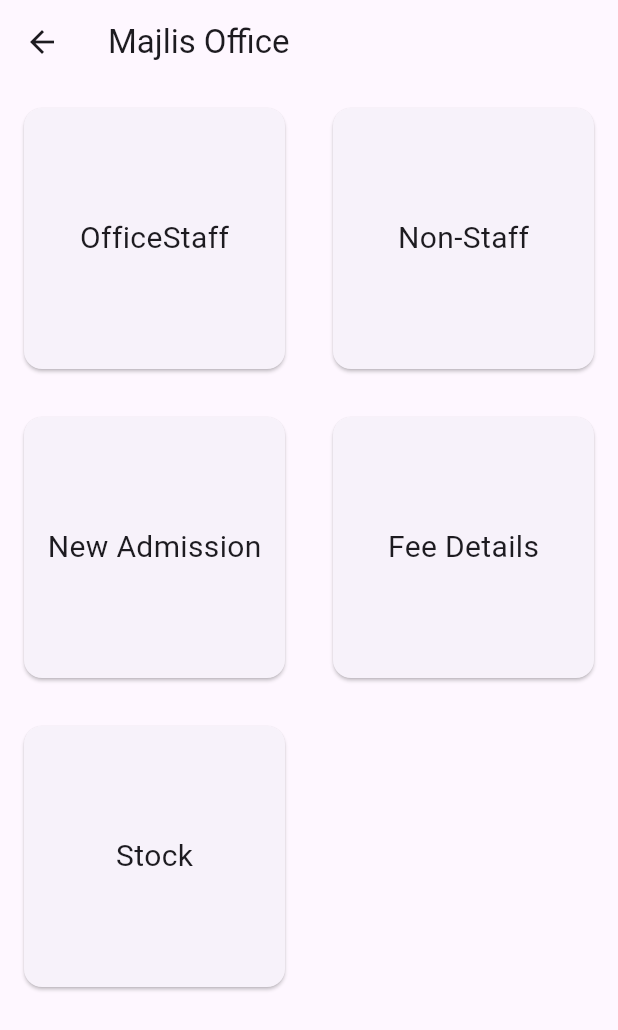
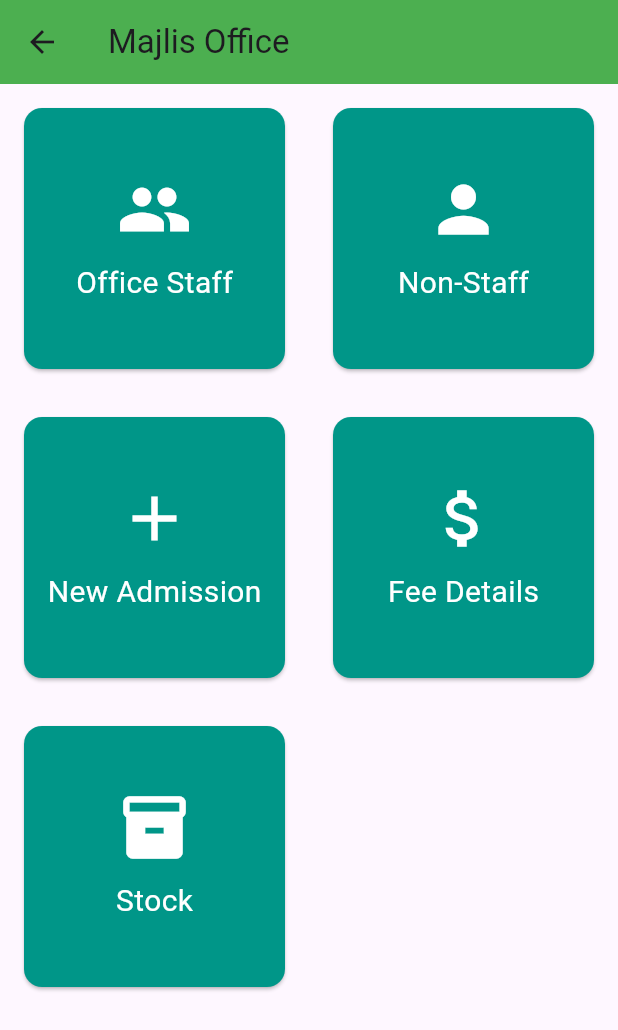
Before and after one commit to jezzyll/MajlisGramm-COPY, a Flutter app: the OfficeHomePage screen opened directly, on a phone screen of 412 x 824 dp. Shown: the top 1030 px of the screen. Run offline on Flutter 3.47's test engine with Material 3 defaults, Android fonts, the phone set to English and light mode, and no system bars; our stand-ins replace carousel_slider, cloud_firestore, firebase_auth, firebase_core, firebase_storage, image_picker and 1 more; accounts and stored records are empty; network calls fail.

Commit message:
office Ui

```diff
--- a/lib/Offiice/office_Home.dart
+++ b/lib/Offiice/office_Home.dart
@@ -10,37 +10,46 @@ class OfficeHomePage extends StatelessWidget {
     return Scaffold(
       appBar: AppBar(
         title: Text('Majlis Office'),
+        backgroundColor: Colors.green,
       ),
 
       body: GridView.count(
         crossAxisCount: 2,
         children: [
-
-          _buildCard(context, 'OfficeStaff', '/officestaff'),
-          _buildCard(context, 'Non-Staff', '/nonStaff'),
-          _buildCard(context, 'New Admission', '/newAdmission'),
-          _buildCard(context, 'Fee Details', '/feeDetails'),
-          _buildCard(context, 'Stock', '/stock'),
+          _buildCard(context, 'Office Staff', Icons.people, '/officestaff', Colors.teal),
+          _buildCard(context, 'Non-Staff', Icons.person, '/nonStaff', Colors.teal),
+          _buildCard(context, 'New Admission', Icons.add, '/newAdmission', Colors.teal),
+          _buildCard(context, 'Fee Details', Icons.attach_money, '/feeDetails', Colors.teal),
+          _buildCard(context, 'Stock', Icons.inventory, '/stock', Colors.teal),
         ],
       ),
     );
   }
 
-  Widget _buildCard(BuildContext context, String title, String route) {
+  Widget _buildCard(BuildContext context, String title, IconData iconData, String route, Color color) {
     return GestureDetector(
       onTap: () {
         Navigator.pushNamed(context, route);
       },
       child: Card(
         margin: EdgeInsets.all(16.0),
-        child: Center(
-          child: Text(
-            title,
-            style: TextStyle(fontSize: 20.0),
-          ),
+        color: color,
+        child: Column(
+          mainAxisAlignment: MainAxisAlignment.center,
+          children: [
+            Icon(
+              iconData,
+              size: 50.0,
+              color: Colors.white,
+            ),
+            SizedBox(height: 10.0),
+            Text(
+              title,
+              style: TextStyle(fontSize: 20.0, color: Colors.white),
+            ),
+          ],
         ),
       ),
     );
-
+  }
 }
-}
```
